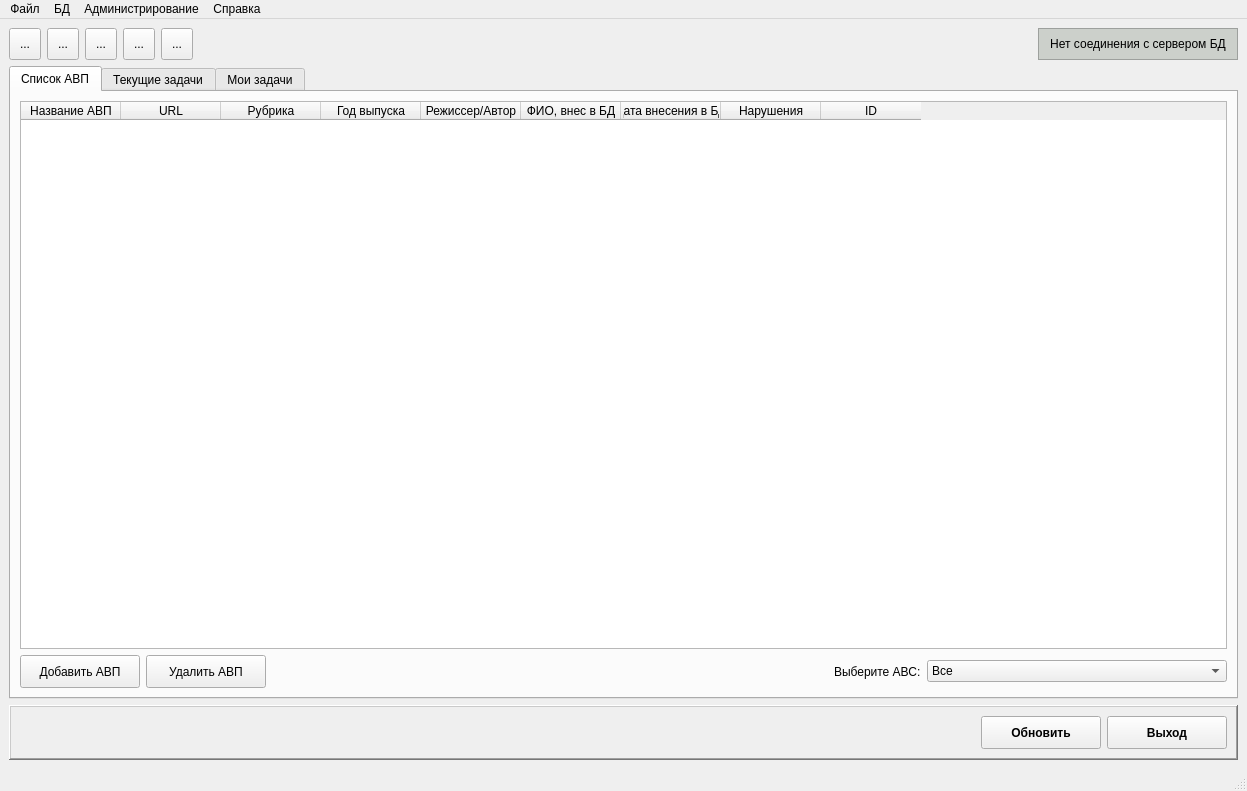
Qt form arm_o/mainwindow.ui (levdikandrey/DataCollector) before a commit.
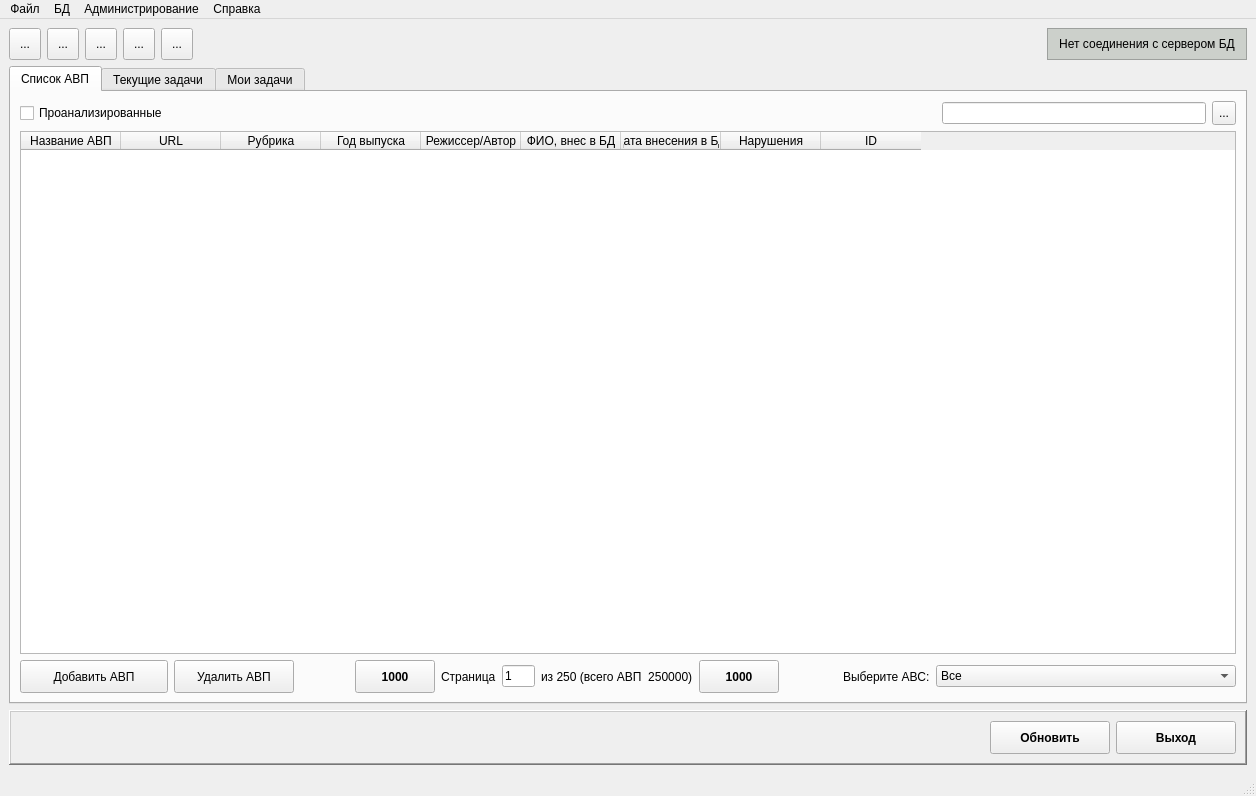
The same form after that commit. Icons and pictures are not drawn.

The edit to the form file:
```diff
--- a/arm_o/mainwindow.ui
+++ b/arm_o/mainwindow.ui
@@ -6,8 +6,8 @@
    <rect>
     <x>0</x>
     <y>0</y>
-    <width>1247</width>
-    <height>791</height>
+    <width>1256</width>
+    <height>796</height>
    </rect>
   </property>
   <property name="windowTitle">
@@ -338,28 +338,54 @@
         <string>Список АВП</string>
        </attribute>
        <layout class="QGridLayout" name="gridLayout">
-        <item row="1" column="3">
-         <widget class="QLabel" name="label_5">
+        <item row="0" column="0">
+         <widget class="QCheckBox" name="checkBoxAnalyzed">
           <property name="text">
-           <string>Выберите АВС:</string>
+           <string>Проанализированные</string>
           </property>
          </widget>
         </item>
-        <item row="1" column="2">
-         <spacer name="horizontalSpacer_3">
+        <item row="0" column="1" colspan="10">
+         <spacer name="horizontalSpacer_7">
           <property name="orientation">
            <enum>Qt::Horizontal</enum>
           </property>
           <property name="sizeHint" stdset="0">
            <size>
-            <width>810</width>
+            <width>772</width>
             <height>20</height>
            </size>
           </property>
          </spacer>
         </item>
-        <item row="0" column="0" colspan="5">
+        <item row="0" column="11">
+         <widget class="QLineEdit" name="lineEdit"/>
+        </item>
+        <item row="0" column="12">
+         <widget class="QToolButton" name="toolButton">
+          <property name="minimumSize">
+           <size>
+            <width>24</width>
+            <height>24</height>
+           </size>
+          </property>
+          <property name="text">
+           <string>...</string>
+          </property>
+          <property name="icon">
+           <iconset resource="resource.qrc">
+            <normaloff>:/icons/icons/find.ico</normaloff>:/icons/icons/find.ico</iconset>
+          </property>
+         </widget>
+        </item>
+        <item row="1" column="0" colspan="13">
          <widget class="QTableWidget" name="tableWidgetAVP">
+          <property name="font">
+           <font>
+            <weight>50</weight>
+            <bold>false</bold>
+           </font>
+          </property>
           <property name="selectionBehavior">
            <enum>QAbstractItemView::SelectRows</enum>
           </property>
@@ -413,7 +439,7 @@
           </column>
          </widget>
         </item>
-        <item row="1" column="0">
+        <item row="2" column="0">
          <widget class="QPushButton" name="pushButtonAddAVP">
           <property name="minimumSize">
            <size>
@@ -436,7 +462,160 @@
           </property>
          </widget>
         </item>
-        <item row="1" column="4">
+        <item row="2" column="1">
+         <widget class="QPushButton" name="pushButtonDeleteAVP">
+          <property name="minimumSize">
+           <size>
+            <width>120</width>
+            <height>33</height>
+           </size>
+          </property>
+          <property name="toolTip">
+           <string>Удалить записи об АВП</string>
+          </property>
+          <property name="text">
+           <string>Удалить АВП</string>
+          </property>
+          <property name="icon">
+           <iconset resource="resource.qrc">
+            <normaloff>:/icons/icons/delete.ico</normaloff>:/icons/icons/delete.ico</iconset>
+          </property>
+          <property name="iconSize">
+           <size>
+            <width>24</width>
+            <height>24</height>
+           </size>
+          </property>
+         </widget>
+        </item>
+        <item row="2" column="2">
+         <spacer name="horizontalSpacer_6">
+          <property name="orientation">
+           <enum>Qt::Horizontal</enum>
+          </property>
+          <property name="sizeHint" stdset="0">
+           <size>
+            <width>67</width>
+            <height>20</height>
+           </size>
+          </property>
+         </spacer>
+        </item>
+        <item row="2" column="3">
+         <widget class="QPushButton" name="pushButtonPreview">
+          <property name="minimumSize">
+           <size>
+            <width>0</width>
+            <height>33</height>
+           </size>
+          </property>
+          <property name="font">
+           <font>
+            <weight>75</weight>
+            <bold>true</bold>
+           </font>
+          </property>
+          <property name="toolTip">
+           <string>Предыдущие 1000 записей</string>
+          </property>
+          <property name="text">
+           <string>1000</string>
+          </property>
+          <property name="icon">
+           <iconset resource="resource.qrc">
+            <normaloff>:/icons/icons/previous.ico</normaloff>:/icons/icons/previous.ico</iconset>
+          </property>
+          <property name="iconSize">
+           <size>
+            <width>24</width>
+            <height>24</height>
+           </size>
+          </property>
+         </widget>
+        </item>
+        <item row="2" column="4">
+         <widget class="QLabel" name="label_2">
+          <property name="text">
+           <string>Страница</string>
+          </property>
+         </widget>
+        </item>
+        <item row="2" column="5">
+         <widget class="QLineEdit" name="lineEditNumberPage">
+          <property name="maximumSize">
+           <size>
+            <width>50</width>
+            <height>16777215</height>
+           </size>
+          </property>
+          <property name="inputMethodHints">
+           <set>Qt::ImhNone</set>
+          </property>
+          <property name="text">
+           <string>1</string>
+          </property>
+         </widget>
+        </item>
+        <item row="2" column="6">
+         <widget class="QLabel" name="labelCountAVP">
+          <property name="text">
+           <string>из 250 (всего АВП  250000)</string>
+          </property>
+         </widget>
+        </item>
+        <item row="2" column="7">
+         <widget class="QPushButton" name="pushButtonNext">
+          <property name="minimumSize">
+           <size>
+            <width>0</width>
+            <height>33</height>
+           </size>
+          </property>
+          <property name="font">
+           <font>
+            <weight>75</weight>
+            <bold>true</bold>
+           </font>
+          </property>
+          <property name="toolTip">
+           <string>Следующие 1000 записей</string>
+          </property>
+          <property name="text">
+           <string>1000</string>
+          </property>
+          <property name="icon">
+           <iconset resource="resource.qrc">
+            <normaloff>:/icons/icons/next.ico</normaloff>:/icons/icons/next.ico</iconset>
+          </property>
+          <property name="iconSize">
+           <size>
+            <width>24</width>
+            <height>24</height>
+           </size>
+          </property>
+         </widget>
+        </item>
+        <item row="2" column="8">
+         <spacer name="horizontalSpacer_3">
+          <property name="orientation">
+           <enum>Qt::Horizontal</enum>
+          </property>
+          <property name="sizeHint" stdset="0">
+           <size>
+            <width>70</width>
+            <height>20</height>
+           </size>
+          </property>
+         </spacer>
+        </item>
+        <item row="2" column="9">
+         <widget class="QLabel" name="label_5">
+          <property name="text">
+           <string>Выберите АВС:</string>
+          </property>
+         </widget>
+        </item>
+        <item row="2" column="10" colspan="3">
          <widget class="QComboBox" name="comboBoxAVS">
           <property name="sizePolicy">
            <sizepolicy hsizetype="Minimum" vsizetype="Fixed">
@@ -463,29 +642,6 @@
           </item>
          </widget>
         </item>
-        <item row="1" column="1">
-         <widget class="QPushButton" name="pushButtonDeleteAVP">
-          <property name="minimumSize">
-           <size>
-            <width>120</width>
-            <height>33</height>
-           </size>
-          </property>
-          <property name="text">
-           <string>Удалить АВП</string>
-          </property>
-          <property name="icon">
-           <iconset resource="resource.qrc">
-            <normaloff>:/icons/icons/delete.ico</normaloff>:/icons/icons/delete.ico</iconset>
-          </property>
-          <property name="iconSize">
-           <size>
-            <width>24</width>
-            <height>24</height>
-           </size>
-          </property>
-         </widget>
-        </item>
        </layout>
       </widget>
       <widget class="QWidget" name="tab_3">
@@ -798,7 +954,7 @@
     <rect>
      <x>0</x>
      <y>0</y>
-     <width>1247</width>
+     <width>1256</width>
      <height>21</height>
     </rect>
    </property>
```
Left out of the diff: 134 changed lines with no effect on the pictures.
